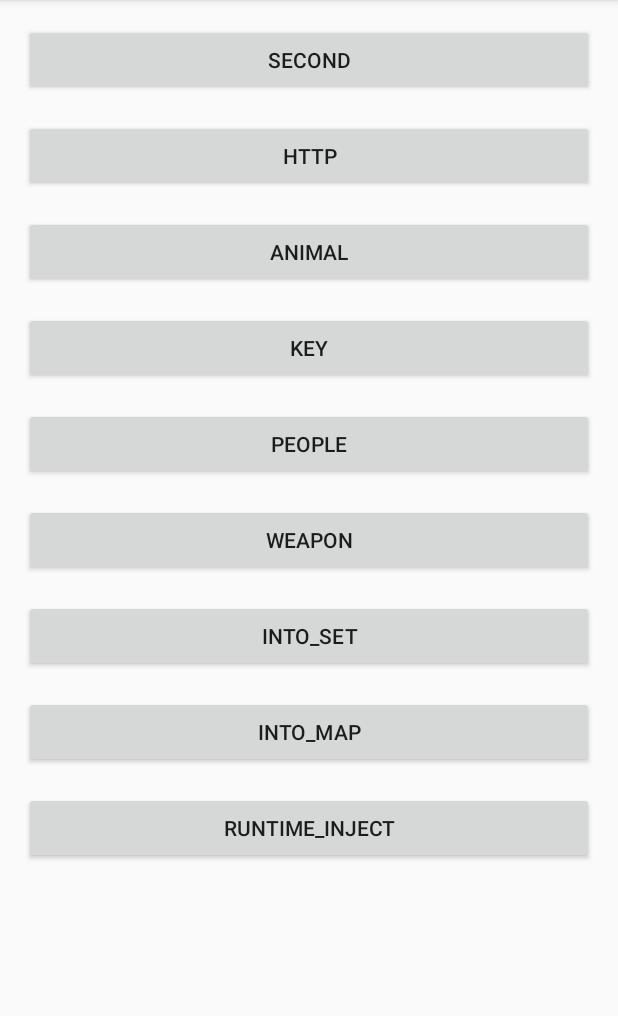
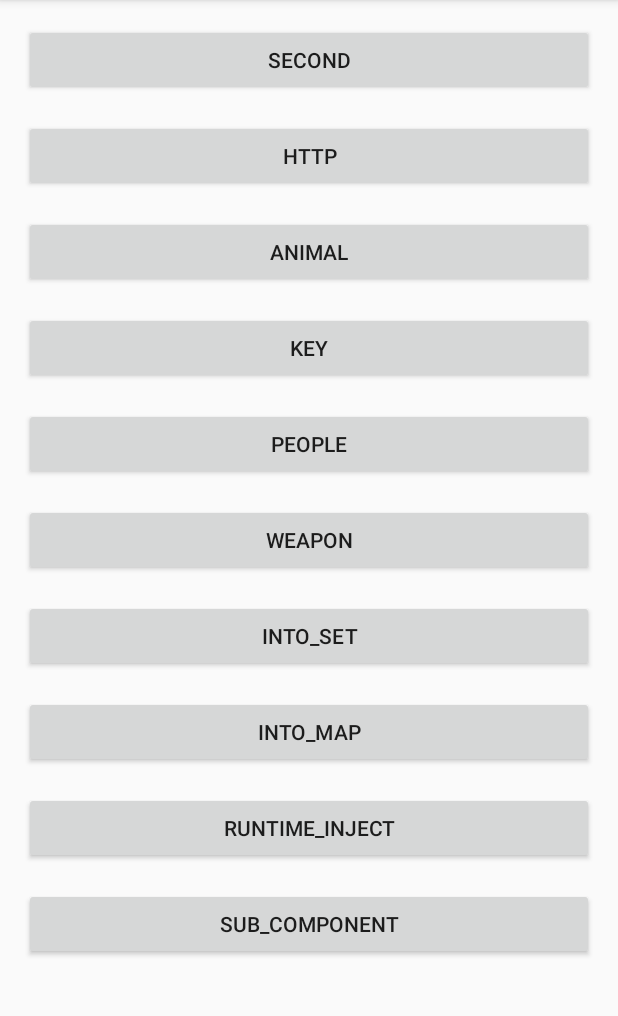
Before and after one commit to keluokeda/dagger2_demo, an Android app: the screen it shows after launch (MainActivity), on a phone screen of 412 x 824 dp, the part 84-1100 px from its top. Run offline under Robolectric (Android 15) with nearby library versions, the phone set to English and light mode, and no system bars; libraries missing offline, so code that uses them is left out: com.orhanobut.logger; 3 statements that could not run were skipped.

Commit message:
1，增加SubComponent。

```diff
--- a/app/src/main/AndroidManifest.xml
+++ b/app/src/main/AndroidManifest.xml
@@ -10,7 +10,8 @@
         android:roundIcon="@mipmap/ic_launcher_round"
         android:supportsRtl="true"
         android:theme="@style/AppTheme">
-        <activity android:name=".BuilderActivity"></activity>
+        <activity android:name=".SubComponentActivity"></activity>
+        <activity android:name=".BuilderActivity" />
         <activity android:name=".RuntimeInjectActivity" />
         <activity android:name=".IntoMapActivity" />
         <activity android:name=".IntoSetActivity" />
--- a/app/src/main/java/com/ke/dagger2_demo/MainActivity.kt
+++ b/app/src/main/java/com/ke/dagger2_demo/MainActivity.kt
@@ -56,5 +56,9 @@ class MainActivity : AppCompatActivity() {
         runtime_inject.setOnClickListener {
             startActivity(Intent(this, RuntimeInjectActivity::class.java))
         }
+
+        sub_component.setOnClickListener {
+            startActivity(Intent(this, SubComponentActivity::class.java))
+        }
     }
 }
--- a/app/src/main/res/layout/activity_main.xml
+++ b/app/src/main/res/layout/activity_main.xml
@@ -1,10 +1,16 @@
 <?xml version="1.0" encoding="utf-8"?>
-<androidx.constraintlayout.widget.ConstraintLayout xmlns:android="http://schemas.android.com/apk/res/android"
+<androidx.core.widget.NestedScrollView xmlns:android="http://schemas.android.com/apk/res/android"
     xmlns:app="http://schemas.android.com/apk/res-auto"
     xmlns:tools="http://schemas.android.com/tools"
     android:layout_width="match_parent"
     android:layout_height="match_parent"
     tools:context=".MainActivity">
+
+
+    <androidx.constraintlayout.widget.ConstraintLayout
+        android:layout_width="match_parent"
+        android:layout_height="match_parent">
+
 
         <Button
             android:id="@+id/second"
@@ -114,4 +120,19 @@
             app:layout_constraintEnd_toEndOf="parent"
             app:layout_constraintStart_toStartOf="parent"
             app:layout_constraintTop_toBottomOf="@+id/into_map" />
+
+
+        <Button
+            android:id="@+id/sub_component"
+            android:layout_width="0dp"
+            android:layout_height="wrap_content"
+            android:layout_marginStart="16dp"
+            android:layout_marginTop="16dp"
+            android:layout_marginEnd="16dp"
+            android:text="sub_component"
+            app:layout_constraintEnd_toEndOf="parent"
+            app:layout_constraintStart_toStartOf="parent"
+            app:layout_constraintTop_toBottomOf="@+id/runtime_inject" />
     </androidx.constraintlayout.widget.ConstraintLayout>
+
+</androidx.core.widget.NestedScrollView>
```
Also changed, not shown: app/src/main/java/com/ke/dagger2_demo/SubComponentActivity.kt (added, +109 -0 lines), app/src/main/res/layout/activity_sub_component.xml (added, +9 -0 lines). Lines whose indentation alone changed are shown as unchanged.
